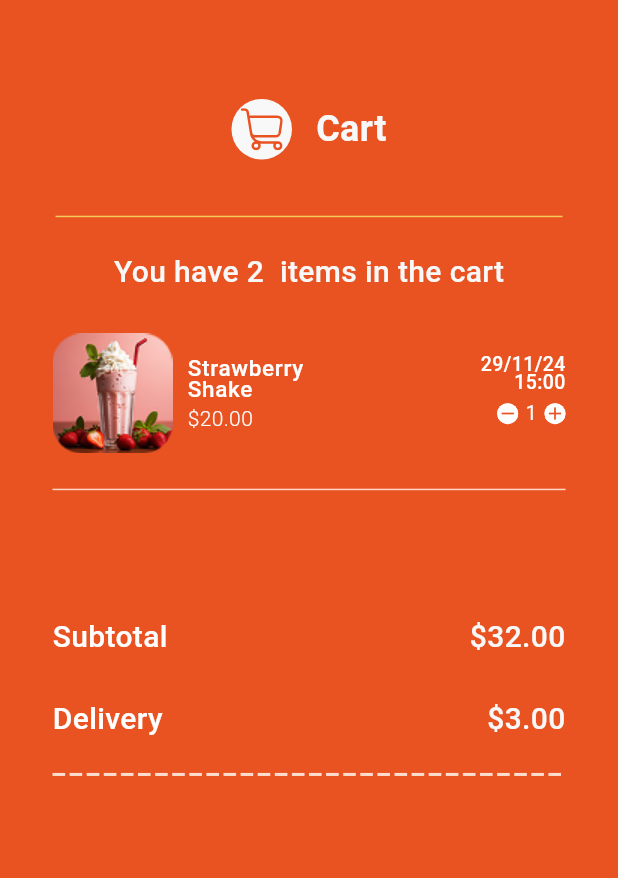
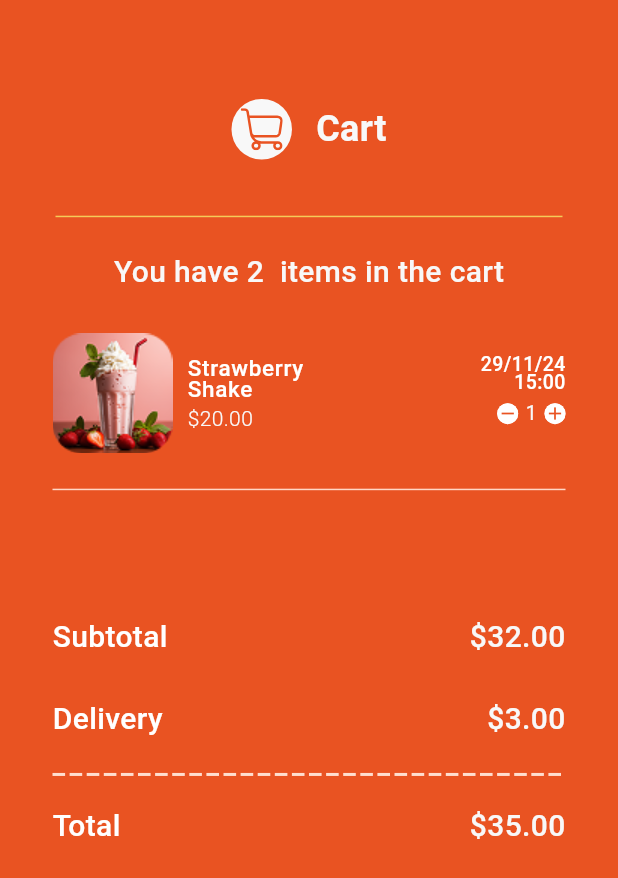
Before and after one commit to Ziad-Tamer11/yum_quick, a Flutter app: the CartView screen opened directly, on a phone screen of 412 x 824 dp. Shown: the top 878 px of the screen. Run offline on Flutter 3.47's test engine with Material 3 defaults, Android fonts, the phone set to English and light mode, and no system bars; our stand-ins replace cloud_firestore, dartz, dots_indicator, equatable, firebase_auth, firebase_core and 7 more; accounts and stored records are empty.

Commit message:
Add Total Price

```diff
--- a/lib/features/home/presentation/views/widgets/price_section.dart
+++ b/lib/features/home/presentation/views/widgets/price_section.dart
@@ -15,6 +15,9 @@ class PriceSection extends StatelessWidget {
         OrderSummary(title: 'Delivery', value: '3.00'),
         const SizedBox(height: 21),
         CustomDashedLine(color: AppColors.orangeLight),
+        const SizedBox(height: 19),
+        OrderSummary(title: 'Total', value: '35.00'),
+        const SizedBox(height: 82),
       ],
     );
   }
```
